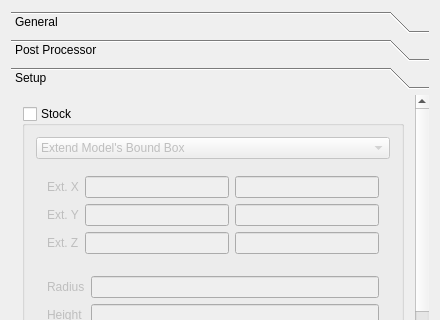
The window that src/Mod/Path/Gui/Resources/preferences/PathJob.ui (southseact-3d/fcd) describes before a commit, drawn with Qt 5; both pictures show x 0 to 440 and y 0 to 320 of the 440 by 669 pixel window.
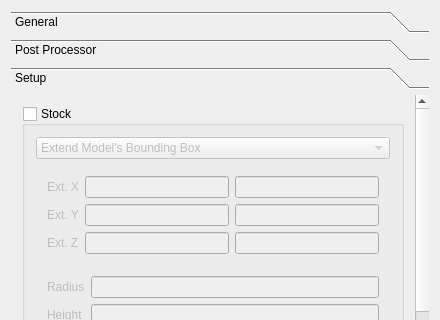
The same window after the commit. The open tabs and pages were chosen to show the change. Custom widgets are drawn as their Qt base class.

Commit message: Path: Unify use of 'bounding box' terminology

Diff of the .ui file:
```diff
--- a/src/Mod/Path/Gui/Resources/preferences/PathJob.ui
+++ b/src/Mod/Path/Gui/Resources/preferences/PathJob.ui
@@ -372,7 +372,7 @@
             </item>
             <item>
              <property name="text">
-              <string>Extend Model's Bound Box</string>
+              <string>Extend Model's Bounding Box</string>
              </property>
             </item>
            </widget>
```
The commit also changes 7 other files.
